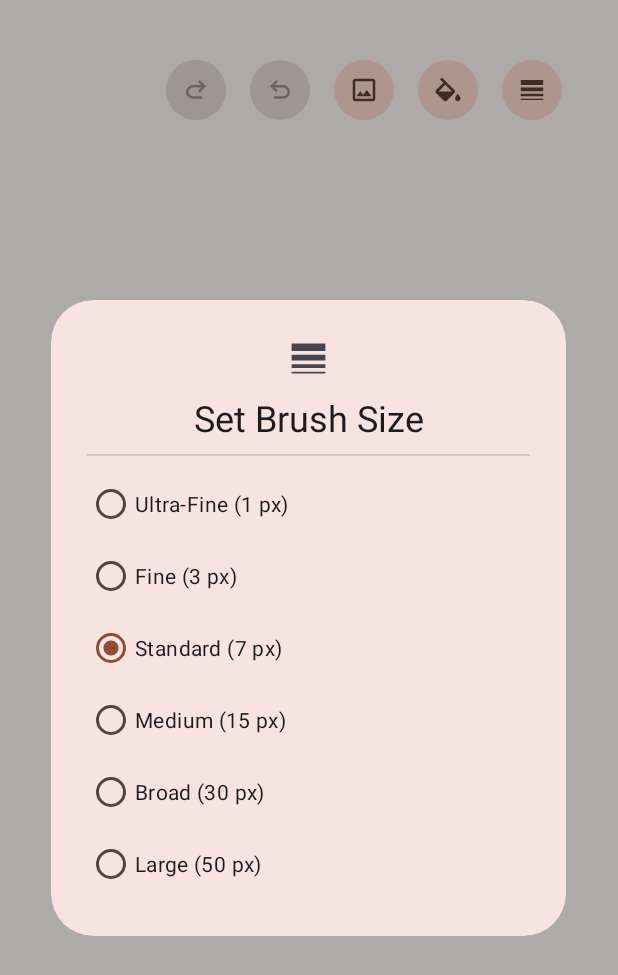
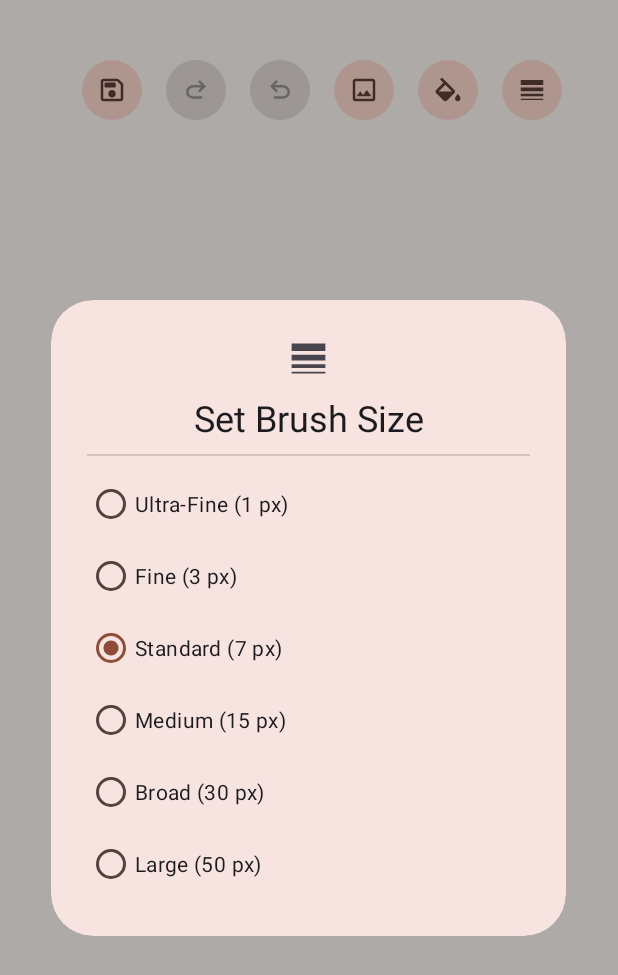
Before and after one commit to varuns18/Drawing-App, an Android app: the screen it shows after launch (MainActivity), after a tap on "change brash thickness", on a phone screen of 412 x 824 dp. Shown: the top 975 px of the screen. Run offline under Robolectric (Android 15) with nearby library versions, the phone set to English and light mode, and no system bars.

Commit message:
save Function added

```diff
--- /dev/null
+++ b/app/src/main/res/drawable/ic_save_24px.xml
@@ -0,0 +1,10 @@
+<vector xmlns:android="http://schemas.android.com/apk/res/android"
+    android:width="24dp"
+    android:height="24dp"
+    android:viewportWidth="960"
+    android:viewportHeight="960"
+    android:tint="?attr/colorControlNormal">
+  <path
+      android:fillColor="@android:color/white"
+      android:pathData="M200,840Q167,840 143.5,816.5Q120,793 120,760L120,200Q120,167 143.5,143.5Q167,120 200,120L647,120Q663,120 677.5,126Q692,132 703,143L817,257Q828,268 834,282.5Q840,297 840,313L840,760Q840,793 816.5,816.5Q793,840 760,840L200,840ZM760,314L646,200L200,200Q200,200 200,200Q200,200 200,200L200,760Q200,760 200,760Q200,760 200,760L760,760Q760,760 760,760Q760,760 760,760L760,314ZM480,720Q530,720 565,685Q600,650 600,600Q600,550 565,515Q530,480 480,480Q430,480 395,515Q360,550 360,600Q360,650 395,685Q430,720 480,720ZM280,400L560,400Q577,400 588.5,388.5Q600,377 600,360L600,280Q600,263 588.5,251.5Q577,240 560,240L280,240Q263,240 251.5,251.5Q240,263 240,280L240,360Q240,377 251.5,388.5Q263,400 280,400ZM200,314L200,760Q200,760 200,760Q200,760 200,760L200,760Q200,760 200,760Q200,760 200,760L200,200Q200,200 200,200Q200,200 200,200L200,200L200,314Z"/>
+</vector>
--- a/app/src/main/res/layout/activity_main.xml
+++ b/app/src/main/res/layout/activity_main.xml
@@ -94,4 +94,16 @@
         app:layout_constraintTop_toTopOf="parent"
         app:layout_constraintEnd_toStartOf="@id/btn_undo"/>
 
+    <com.google.android.material.button.MaterialButton
+        android:id="@+id/btn_save"
+        style="@style/Widget.Material3.Button.IconButton.Filled.Tonal"
+        android:layout_width="wrap_content"
+        android:layout_height="wrap_content"
+        android:layout_marginTop="36dp"
+        android:layout_marginEnd="8dp"
+        app:icon="@drawable/ic_save_24px"
+        android:contentDescription="Save"
+        app:layout_constraintTop_toTopOf="parent"
+        app:layout_constraintEnd_toStartOf="@id/btn_redo"/>
+
 </androidx.constraintlayout.widget.ConstraintLayout>
--- /dev/null
+++ b/app/src/main/res/xml/path.xml
@@ -0,0 +1,6 @@
+<?xml version="1.0" encoding="utf-8"?>
+<Paths xmlns:android="http://schemas.android.com/apk/res/android">
+    <external-path
+        name="My Drawings"
+        path="Android/data/com.ramphal.drawingapp/files"/>
+</Paths>
```
Also changed, not shown: app/src/main/AndroidManifest.xml (+13 -0 lines), app/src/main/java/com/ramphal/drawingapp/MainActivity.kt (+107 -4 lines).
